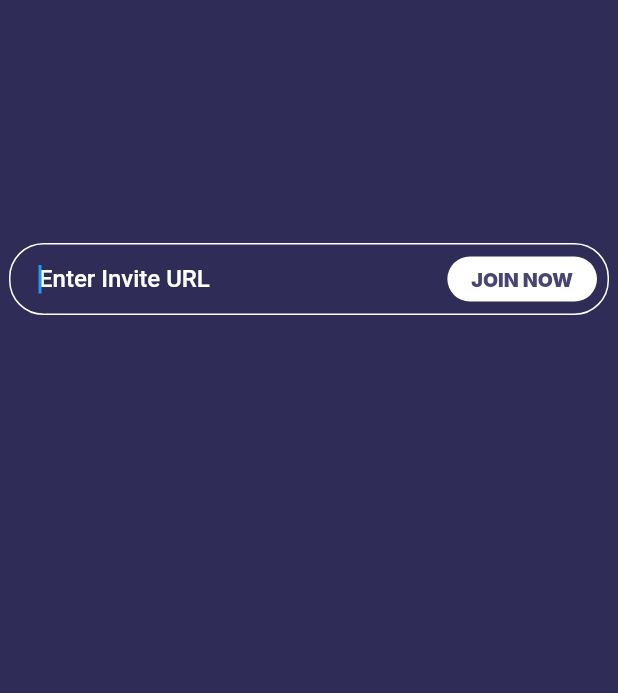
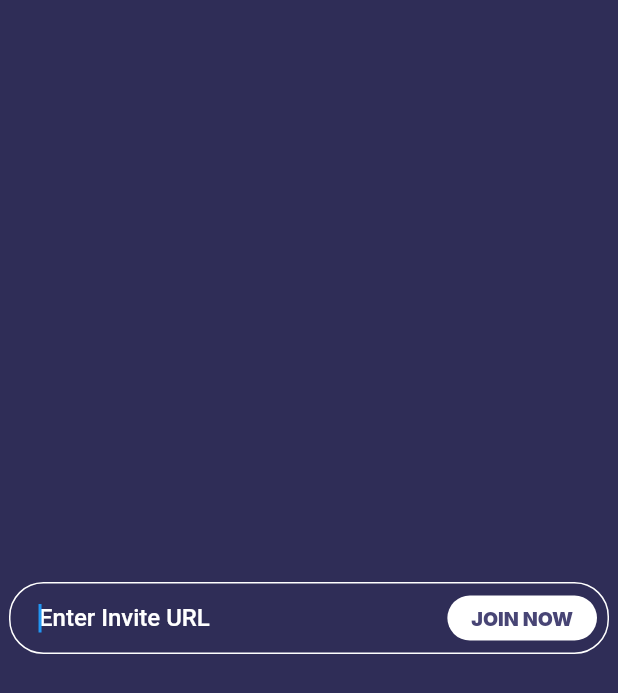
Before and after one commit to Ale11java/flutterPowerboards, a Flutter app: the screen it shows after launch, after a tap on "Join Text Field", on a phone screen of 412 x 824 dp. Shown: the top 693 px of the screen. Run offline on Flutter 3.47's test engine with Material 2 defaults, Android fonts, the light colour scheme and no system bars; our stand-ins replace cross_file, flutter_secure_storage, go_router, google_fonts, rxdart; missing offline and left inert: android_content_provider, dart:html, test; accounts and stored records are empty.

Commit message:
join field -> join page

```diff
--- a/framework/lib/main.dart
+++ b/framework/lib/main.dart
@@ -8,7 +8,7 @@
 import 'ui/dialog_buttons.dart';
 import 'ui/home_page.dart';
 import 'ui/in_app_page.dart';
-import 'ui/join_text_field.dart';
+import 'ui/join_page.dart';
 import 'ui/list_route_page.dart';
 import 'ui/lobby_page.dart';
 import 'ui/lobby_wait_page.dart';
@@ -85,18 +85,8 @@
     GoRoute(
       name: 'Join Text Field',
       path: '/join-text-field',
-      builder: (BuildContext context, GoRouterState state) => const Scaffold(
-        backgroundColor: Color(0XFF2F2D57),
-        body: Center(
-          child: SizedBox(
-            width: 400,
-            height: 500,
-            child: Column(
-              children: <Widget>[JoinTextField()],
-            ),
-          ),
-        ),
-      ),
+      builder: (BuildContext context, GoRouterState state) =>
+          const Material(child: JoinPage()),
     ),
 //    GoRoute(
 //      name: 'Test',
--- a/framework/lib/ui/guest_entry_page.dart
+++ b/framework/lib/ui/guest_entry_page.dart
@@ -1,6 +1,6 @@
 import 'package:flutter/material.dart';
 
-import 'join_text_field.dart';
+import 'join_page.dart';
 import 'text.dart';
 
 class GuestEntryPage extends StatelessWidget {
--- a/framework/lib/ui/join_text_field.dart
+++ b/framework/lib/ui/join_page.dart
@@ -173,16 +173,27 @@
   }
 }
 
-class JoinTextField extends StatefulWidget {
-  const JoinTextField({super.key});
+typedef JoinRedirectBuilder = String Function({required String eventID});
+
+String defaultJoinRedirectBuilder({required String eventID}) {
+  return Uri(
+      path: '/in-app-page',
+      queryParameters: {'nounUrl': formatNounUrl(eventID)}).toString();
+}
+
+class JoinPage extends StatefulWidget {
+  const JoinPage(
+      {super.key, this.redirectBuilder = defaultJoinRedirectBuilder});
+
+  final JoinRedirectBuilder redirectBuilder;
 
   @override
-  State<JoinTextField> createState() => _JoinTextFieldState();
+  State<JoinPage> createState() => _JoinPageState();
 }
 
 // Define a corresponding State class.
 // This class holds data related to the Form.
-class _JoinTextFieldState extends State<JoinTextField> {
+class _JoinPageState extends State<JoinPage> {
   // Create a text controller. Later, use it to retrieve the
   // current value of the TextField.
   final TextEditingController controller = TextEditingController();
@@ -202,14 +213,17 @@
 
     submitForm() async {
       if (formKey.currentState!.validate()) {
-        context.go(Uri(
-                path: '/in-app-page',
-                queryParameters: {'nounUrl': formatNounUrl(controller.text)})
-            .toString());
+        context.go(widget.redirectBuilder(eventID: controller.text));
       }
     }
 
-    return Form(
+    return Expanded(
+        child: ColoredBox(
+      color: const Color(0XFF2F2D57),
+      child: Center(
+        child: SizedBox(
+            width: 400,
+            child: Form(
               key: formKey,
               child: InputTextField(
                 autofocus: true,
@@ -241,6 +255,8 @@
                   ),
                 ),
               ),
-    );
+            )),
+      ),
+    ));
   }
 }
--- a/framework/lib/ui/lobby_page.dart
+++ b/framework/lib/ui/lobby_page.dart
@@ -1,5 +1,5 @@
 import 'package:flutter/material.dart';
-import 'join_text_field.dart';
+import 'join_page.dart';
 import 'text.dart';
 
 class LobbyPage extends StatelessWidget {
@@ -24,7 +24,7 @@
                   text: 'Enter your invite link',
                 ),
                 SizedBox(height: 44),
-                JoinTextField(),
+                JoinPage(),
               ],
             ),
           ),
```
Also changed, not shown: framework/pubspec.lock. Lines whose indentation alone changed are shown as unchanged.
